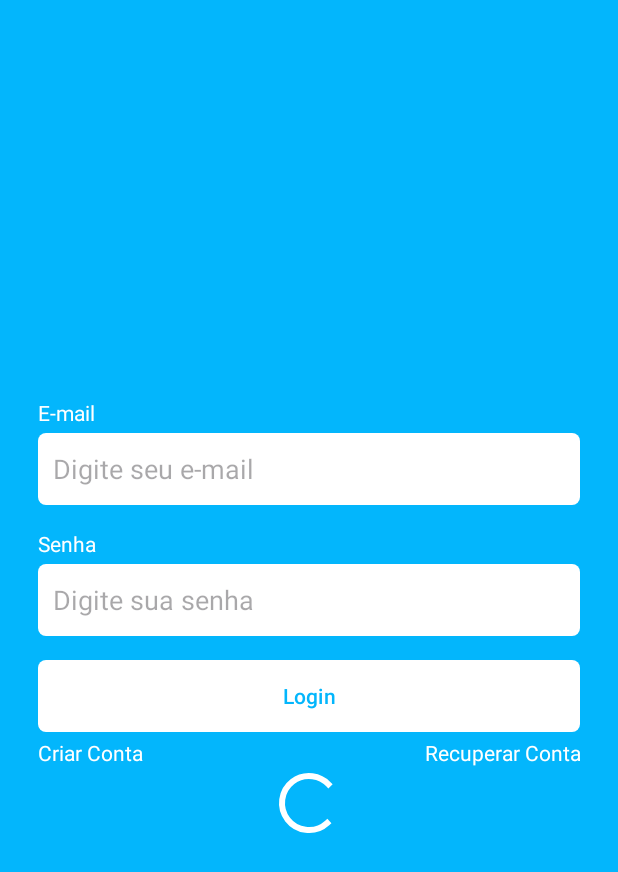
After one commit to ezssoagui/Exercicio-4---Kanban, an Android app: the fragment LoginFragment shown on its own in the app's theme, on a phone screen of 412 x 824 dp. The commit adds this screen. Shown: the top 872 px of the screen. Run offline under Robolectric (Android 15) with nearby library versions, the phone set to English and light mode, and no system bars.

Commit message:
Figura 28

```diff
--- /dev/null
+++ b/app/src/main/java/com/eduardo/task/ui/auth/LoginFragment.kt
@@ -0,0 +1,22 @@
+package com.eduardo.task.ui.auth
+
+import android.os.Bundle
+import androidx.fragment.app.Fragment
+import android.view.LayoutInflater
+import android.view.View
+import android.view.ViewGroup
+import com.eduardo.task.R
+
+
+class LoginFragment : Fragment() {
+
+
+    override fun onCreateView(
+        inflater: LayoutInflater, container: ViewGroup?,
+        savedInstanceState: Bundle?
+    ): View? {
+        // Inflate the layout for this fragment
+        return inflater.inflate(R.layout.fragment_login, container, false)
+    }
+
+}
--- /dev/null
+++ b/app/src/main/res/drawable/bg_btn.xml
@@ -0,0 +1,9 @@
+<?xml version="1.0" encoding="utf-8"?>
+<shape xmlns:android="http://schemas.android.com/apk/res/android"
+    android:shape="rectangle">
+
+    <solid android:color="@color/white"/>
+    <corners android:radius="5dp"/>
+
+
+</shape>
--- /dev/null
+++ b/app/src/main/res/drawable/bg_edit_text.xml
@@ -0,0 +1,8 @@
+<?xml version="1.0" encoding="utf-8"?>
+<shape xmlns:android="http://schemas.android.com/apk/res/android"
+    android:shape="rectangle">
+
+    <solid android:color="@color/white"/>
+    <corners android:radius="5dp"/>
+
+</shape>
--- /dev/null
+++ b/app/src/main/res/layout/fragment_login.xml
@@ -0,0 +1,86 @@
+<?xml version="1.0" encoding="utf-8"?>
+<androidx.constraintlayout.widget.ConstraintLayout xmlns:android="http://schemas.android.com/apk/res/android"
+    xmlns:tools="http://schemas.android.com/tools"
+    android:layout_width="match_parent"
+    android:layout_height="match_parent"
+    xmlns:app="http://schemas.android.com/apk/res-auto"
+    tools:context=".ui.auth.LoginFragment"
+    android:background="@color/color_default">
+
+    <!-- TODO: Update blank fragment layout -->
+    <LinearLayout
+        android:id="@+id/LineatLayout"
+        android:layout_width="0dp"
+        android:layout_height="wrap_content"
+        app:layout_constraintBottom_toBottomOf="parent"
+        app:layout_constraintEnd_toEndOf="parent"
+        app:layout_constraintStart_toStartOf="parent"
+        app:layout_constraintTop_toTopOf="parent"
+        android:orientation="vertical"
+        android:layout_marginHorizontal="25dp">
+        <TextView
+            android:layout_width="wrap_content"
+            android:layout_height="wrap_content"
+            android:text="E-mail"
+            android:textColor="@color/white"/>
+        <EditText
+            android:layout_width="match_parent"
+            android:layout_height="48dp"
+            android:hint="Digite seu e-mail"
+            android:inputType="textEmailAddress"
+            android:padding="10dp"
+            android:layout_marginTop="4dp"
+            android:background="@drawable/bg_edit_text"/>
+        <TextView
+            android:layout_width="wrap_content"
+            android:layout_height="wrap_content"
+            android:text="Senha"
+            android:textColor="@color/white"
+            android:layout_marginTop="16dp"/>
+        <EditText
+            android:layout_width="match_parent"
+            android:layout_height="48dp"
+            android:inputType="textPassword"
+            android:hint="Digite sua senha"
+            android:padding="10dp"
+            android:layout_marginTop="4dp"
+            android:background="@drawable/bg_edit_text"/>
+
+        <com.google.android.material.button.MaterialButton
+            android:layout_width="match_parent"
+            android:layout_height="wrap_content"
+            android:text="Login"
+            android:textColor="@color/color_default"
+            app:backgroundTint="@null"
+            android:background="@drawable/bg_btn"
+            android:layout_marginTop="16dp"/>
+        <LinearLayout
+            android:layout_width="match_parent"
+            android:layout_height="wrap_content"
+            android:orientation="horizontal"
+            android:layout_marginTop="4dp">
+            <TextView
+                android:layout_width="wrap_content"
+                android:layout_height="wrap_content"
+                android:text="Criar Conta"
+                android:layout_weight="1"
+                android:textAlignment="textStart"
+                android:textColor="@color/white"/>
+            <TextView
+                android:layout_width="wrap_content"
+                android:layout_height="wrap_content"
+                android:text="Recuperar Conta"
+                android:layout_weight="1"
+                android:textAlignment="textEnd"
+                android:textColor="@color/white"/>
+        </LinearLayout>
+        <ProgressBar
+            android:layout_width="wrap_content"
+            android:layout_height="wrap_content"
+            android:indeterminateTint="@color/white"
+            android:layout_gravity="center"/>
+
+    </LinearLayout>
+
+
+</androidx.constraintlayout.widget.ConstraintLayout>
--- a/app/src/main/res/values/themes.xml
+++ b/app/src/main/res/values/themes.xml
@@ -3,6 +3,7 @@
     <style name="Base.Theme.Task" parent="Theme.Material3.DayNight.NoActionBar">
         <!-- Customize your light theme here. -->
         <!-- <item name="colorPrimary">@color/my_light_primary</item> -->
+        <item name="android:windowBackground">@color/color_default</item>
     </style>
 
     <style name="Theme.Task" parent="Base.Theme.Task" />
```
Also changed, not shown: app/src/main/java/com/eduardo/task/ui/auth/RegisterFragment.kt (added, +22 -0 lines), app/src/main/res/layout/fragment_register.xml (added, +74 -0 lines).
